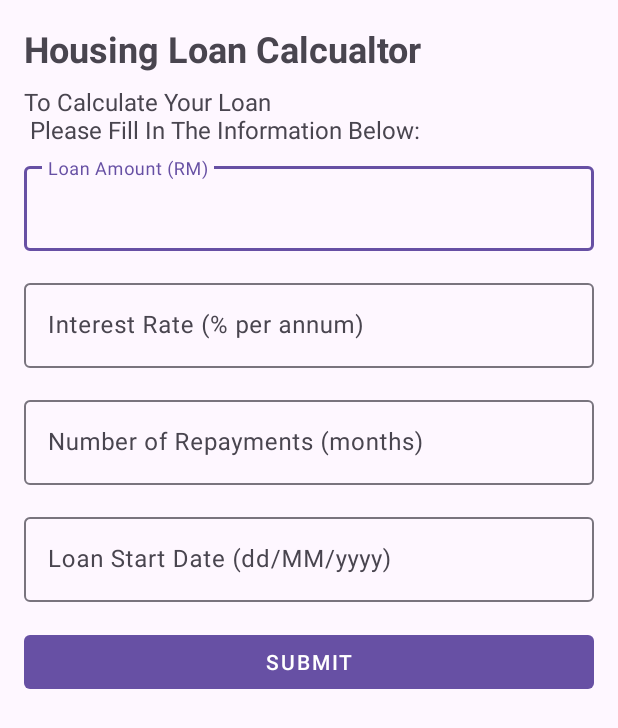
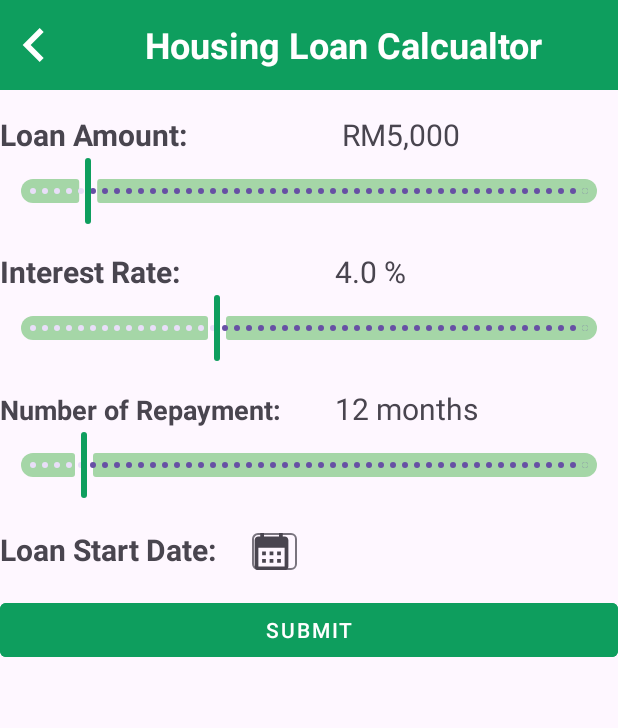
Before and after one commit to CisNeko/Mobile_IndividualAssignment, an Android app: the layout activity_housing.xml on its own in the app's theme, with its tools: preview values and no code run, on a phone screen of 412 x 824 dp. Shown: the top 728 px of the screen. Run offline under Robolectric (Android 15) with nearby library versions, the light colour scheme and no system bars.

Commit message:
almost there

```diff
--- /dev/null
+++ b/app/src/main/res/drawable/ic_return.xml
@@ -0,0 +1,5 @@
+<vector android:autoMirrored="true" android:height="45dp"
+    android:tint="#FFFFFF" android:viewportHeight="24"
+    android:viewportWidth="24" android:width="45dp" xmlns:android="http://schemas.android.com/apk/res/android">
+    <path android:fillColor="@android:color/white" android:pathData="M15.41,16.59L10.83,12l4.58,-4.59L14,6l-6,6 6,6 1.41,-1.41z"/>
+</vector>
--- a/app/src/main/res/layout/activity_housing.xml
+++ b/app/src/main/res/layout/activity_housing.xml
@@ -1,146 +1,278 @@
 <?xml version="1.0" encoding="utf-8"?>
 <ScrollView xmlns:android="http://schemas.android.com/apk/res/android"
-    xmlns:tools="http://schemas.android.com/tools"
+    xmlns:app="http://schemas.android.com/apk/res-auto"
     android:layout_width="match_parent"
     android:layout_height="match_parent">
 
     <LinearLayout
         android:layout_width="match_parent"
         android:layout_height="match_parent"
-        android:orientation="vertical"
-        android:padding="16dp">
+        android:orientation="vertical">
 
-        <TextView
-            android:id="@+id/Tv_HousingCal"
+        <!-- Heading -->
+        <LinearLayout
+            android:layout_width="match_parent"
+            android:layout_height="60dp"
+            android:background="@color/green"
+            android:foregroundGravity="center_vertical"
+            android:orientation="horizontal">
+
+            <ImageButton
+                android:id="@+id/bt_Return"
+                android:layout_width="wrap_content"
+                android:layout_height="wrap_content"
+                android:layout_gravity="center"
+                android:background="@null"
+                android:src="@drawable/ic_return" />
+
+            <TextView
+                android:id="@+id/tv_HousingCal"
+                android:layout_width="match_parent"
+                android:layout_height="wrap_content"
+                android:layout_gravity="center_vertical"
+                android:gravity="center"
+                android:text="@string/Tv_HousingCal"
+                android:textColor="@color/white"
+                android:textSize="24sp"
+                android:textStyle="bold" />
+        </LinearLayout>
+        <!-- ends Heading -->
+
+        <!-- Loan Amount -->
+        <LinearLayout
             android:layout_width="match_parent"
             android:layout_height="wrap_content"
-            android:text="@string/Tv_HousingCal"
-            android:textSize="24dp"
-            android:textStyle="bold"
-            android:paddingBottom="8dp"/>
+            android:orientation="vertical"
+            android:paddingTop="16dp">
 
-        <TextView
-            android:id="@+id/Tv_Guide"
+            <LinearLayout
+                android:layout_width="match_parent"
+                android:layout_height="wrap_content"
+                android:orientation="horizontal">
+
+                <TextView
+                    android:layout_width="207dp"
+                    android:layout_height="wrap_content"
+                    android:layout_marginEnd="16dp"
+                    android:text="@string/Tv_LoanAmount"
+                    android:textSize="20sp"
+                    android:textStyle="bold" />
+
+                <TextView
+                    android:id="@+id/tv_LoanAmountValue"
+                    android:layout_width="match_parent"
+                    android:layout_height="wrap_content"
+                    android:text=" RM5,000 "
+                    android:textSize="20dp" />
+            </LinearLayout>
+
+            <com.google.android.material.slider.Slider
+                android:id="@+id/s_LoanAmount"
+                android:layout_width="match_parent"
+                android:layout_height="wrap_content"
+                app:trackColor="@color/green2"
+                app:thumbColor="@color/green"
+                android:stepSize="1000"
+                android:value="5000"
+                android:valueFrom="0"
+                android:valueTo="50000" />
+
+        </LinearLayout>
+        <!-- ends Loan Amount -->
+
+        <!-- Interest Rate -->
+        <LinearLayout
             android:layout_width="match_parent"
             android:layout_height="wrap_content"
-            android:text="@string/Tv_guide"
-            android:textSize="16dp"
-            android:paddingBottom="8dp" />
+            android:layout_marginTop="16dp"
+            android:orientation="vertical">
 
-        <com.google.android.material.textfield.TextInputLayout
+            <LinearLayout
+                android:layout_width="match_parent"
+                android:layout_height="wrap_content"
+                android:orientation="horizontal">
+
+                <TextView
+                    android:layout_width="207dp"
+                    android:layout_height="wrap_content"
+                    android:layout_marginEnd="16dp"
+                    android:text="@string/Tv_InterestRate"
+                    android:textSize="20sp"
+                    android:textStyle="bold" />
+
+                <TextView
+                    android:id="@+id/tv_InterestRateValue"
+                    android:layout_width="wrap_content"
+                    android:layout_height="wrap_content"
+                    android:text="4.0 %"
+                    android:textSize="20dp" />
+            </LinearLayout>
+
+            <com.google.android.material.slider.Slider
+                android:id="@+id/s_InterestRate"
+                android:layout_width="match_parent"
+                android:layout_height="wrap_content"
+                app:trackColor="@color/green2"
+                app:thumbColor="@color/green"
+                android:stepSize="0.1"
+                android:value="4"
+                android:valueFrom="0"
+                android:valueTo="12" />
+        </LinearLayout>
+        <!-- ends Interest Rate -->
+
+        <!-- Layout for Number of Repayments -->
+        <LinearLayout
             android:layout_width="match_parent"
             android:layout_height="wrap_content"
-            android:hint="Loan Amount (RM)">
+            android:layout_marginTop="16dp"
+            android:orientation="vertical">
 
-            <com.google.android.material.textfield.TextInputEditText
-                android:id="@+id/et_LoanAmount"
+            <LinearLayout
                 android:layout_width="match_parent"
                 android:layout_height="wrap_content"
-                android:inputType="numberDecimal" />
-        </com.google.android.material.textfield.TextInputLayout>
+                android:orientation="horizontal">
 
-        <com.google.android.material.textfield.TextInputLayout
+                <TextView
+                    android:layout_width="207dp"
+                    android:layout_height="wrap_content"
+                    android:layout_marginEnd="16dp"
+                    android:text="@string/Tv_NumberofRepayment"
+                    android:textSize="18sp"
+                    android:textStyle="bold" />
+
+                <TextView
+                    android:id="@+id/tv_RepaymentsValue"
+                    android:layout_width="wrap_content"
+                    android:layout_height="wrap_content"
+                    android:text="12 months"
+                    android:textSize="20dp" />
+            </LinearLayout>
+
+            <com.google.android.material.slider.Slider
+                android:id="@+id/s_Repayments"
+                android:layout_width="match_parent"
+                android:layout_height="wrap_content"
+                app:trackColor="@color/green2"
+                app:thumbColor="@color/green"
+                android:stepSize="1"
+                android:value="12"
+                android:valueFrom="1"
+                android:valueTo="120" />
+        </LinearLayout>
+        <!-- ends Number of Repayments -->
+
+        <!-- Loan Start Date -->
+        <LinearLayout
             android:layout_width="match_parent"
             android:layout_height="wrap_content"
-            android:hint="Interest Rate (% per annum)"
-            android:layout_marginTop="16dp">
+            android:orientation="horizontal">
 
-            <com.google.android.material.textfield.TextInputEditText
-                android:id="@+id/et_InterestRate"
-                android:layout_width="match_parent"
+            <TextView
+                android:layout_width="wrap_content"
                 android:layout_height="wrap_content"
-                android:inputType="numberDecimal" />
-        </com.google.android.material.textfield.TextInputLayout>
+                android:layout_marginEnd="16dp"
+                android:text="@string/Tv_LoanStart"
+                android:textSize="20dp"
+                android:textStyle="bold" />
 
-        <com.google.android.material.textfield.TextInputLayout
+            <TextView
+                android:id="@+id/tv_StartDateValue"
+                android:layout_width="wrap_content"
+                android:layout_height="wrap_content"
+                android:layout_marginEnd="8dp"
+                android:text=""
+                android:textSize="20sp" />
+
+            <com.google.android.material.textfield.TextInputLayout
+                android:layout_width="30dp"
+                android:layout_height="30dp"
+                android:layout_marginTop="16dp"
+                android:scaleType="fitCenter"
+                app:startIconDrawable="@drawable/ic_calender">
+
+                <com.google.android.material.textfield.TextInputEditText
+                    android:id="@+id/et_LoanStart"
+                    android:layout_width="match_parent"
+                    android:layout_height="match_parent"
+                    android:clickable="true"
+                    android:focusable="false"
+                    android:inputType="none" />
+            </com.google.android.material.textfield.TextInputLayout>
+        </LinearLayout>
+        <!-- ends Loan Start Date -->
+
+
+        <!-- Submit Button -->
+        <com.google.android.material.button.MaterialButton
+            android:id="@+id/bt_Submit"
+            style="@style/Widget.MaterialComponents.Button.UnelevatedButton"
             android:layout_width="match_parent"
             android:layout_height="wrap_content"
-            android:hint="Number of Repayments (months)"
-            android:layout_marginTop="16dp">
-
-            <com.google.android.material.textfield.TextInputEditText
-                android:id="@+id/et_NumberofRepayment"
-                android:layout_width="match_parent"
-                android:layout_height="wrap_content"
-                android:inputType="number" />
-        </com.google.android.material.textfield.TextInputLayout>
-
-        <com.google.android.material.textfield.TextInputLayout
-            android:layout_width="match_parent"
-            android:layout_height="wrap_content"
-            android:hint="Loan Start Date (dd/MM/yyyy)"
-            android:layout_marginTop="16dp">
-
-            <com.google.android.material.textfield.TextInputEditText
-                android:id="@+id/et_LoanStart"
-                android:layout_width="match_parent"
-                android:layout_height="wrap_content"
-                android:inputType="date" />
-        </com.google.android.material.textfield.TextInputLayout>
-
-        <com.google.android.material.button.MaterialButton
-            android:id="@+id/btnSubmit"
-            android:layout_width="match_parent"
-            android:layout_height="wrap_content"
-            android:text="Submit"
             android:layout_marginTop="16dp"
-            style="@style/Widget.MaterialComponents.Button.UnelevatedButton" />
+            android:backgroundTint="@color/green"
+            android:text="Submit" />
 
         <TextView
             android:id="@+id/Tv_Guide2"
             android:layout_width="match_parent"
             android:layout_height="wrap_content"
+            android:paddingTop="16dp"
             android:text="Scroll down to view"
-            android:visibility="gone"
-            android:textColor="@color/green"/>
+            android:textColor="@color/green"
+            android:visibility="gone" />
 
+
+        <!-- Table of Payment Schedule -->
+        <!-- Able to scroll horizontally -->
         <HorizontalScrollView
             android:layout_width="match_parent"
             android:layout_height="wrap_content"
             android:paddingTop="16dp">
 
             <TableLayout
-                android:id="@+id/tblPaymentSchedule"
+                android:id="@+id/tb_PaymentSchedule"
                 android:layout_width="wrap_content"
                 android:layout_height="wrap_content"
+                android:layout_marginTop="16dp"
+                android:dividerHeight="1dp"
+                android:elevation="4dp"
+                android:padding="8dp"
                 android:stretchColumns="*"
-                android:visibility="gone"
-                android:padding="8dp"
-                android:layout_marginTop="16dp"
-                android:elevation="4dp"
-                android:dividerHeight="1dp">
+                android:visibility="gone">
 
                 <TableRow
                     android:layout_marginBottom="16dp"
                     android:background="@color/white">
 
                     <TextView
+                        android:layout_marginEnd="12dp"
                         android:text="@string/Tv_PaymnetNo"
-                        android:textStyle="bold"
-                        android:layout_marginEnd="12dp"/>
+                        android:textStyle="bold" />
 
                     <TextView
+                        android:layout_marginEnd="12dp"
                         android:text="@string/Tv_balance"
-                        android:textStyle="bold"
-                        android:layout_marginEnd="12dp"/>
+                        android:textStyle="bold" />
 
                     <TextView
+                        android:layout_marginEnd="12dp"
                         android:text="@string/Tv_monthlyRepayment"
-                        android:textStyle="bold"
-                        android:layout_marginEnd="12dp"/>
+                        android:textStyle="bold" />
 
                     <TextView
+                        android:layout_marginEnd="12dp"
                         android:text="@string/Tv_interest"
-                        android:textStyle="bold"
-                        android:layout_marginEnd="12dp"/>
+                        android:textStyle="bold" />
 
                     <TextView
+                        android:layout_marginEnd="12dp"
                         android:text="@string/Tv_principal"
-                        android:textStyle="bold"
-                        android:layout_marginEnd="12dp"/>
+                        android:textStyle="bold" />
                 </TableRow>
             </TableLayout>
         </HorizontalScrollView>
+        <!-- ends Table of Payment Schedule -->
 
     </LinearLayout>
 </ScrollView>
--- a/app/src/main/res/values/colors.xml
+++ b/app/src/main/res/values/colors.xml
@@ -3,6 +3,7 @@
     <color name="black">#FF000000</color>
     <color name="white">#FFFFFFFF</color>
     <color name="green">#0E9E5E</color>
+    <color name="green2">#A5D6A7</color>
 
     <color name="odd_row">#C8E6C9</color>
     <color name="even_row">#F7F8F7</color>
```
Also changed, not shown: app/src/main/AndroidManifest.xml (+21 -1 lines), app/src/main/java/com/example/assignment1/HousingLoan.java (+100 -24 lines), app/src/main/java/com/example/assignment1/PersonalLoan.java (+13 -1 lines), app/src/main/res/layout/activity_personal.xml (+73 -45 lines).
